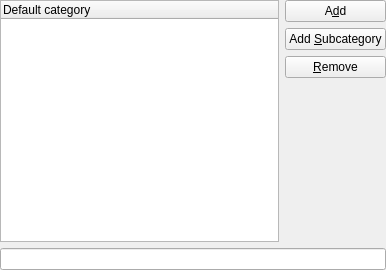
KDE/kdepim-runtime, file libkdepim-copy/categoryeditdialog_base.ui: the form before one commit.
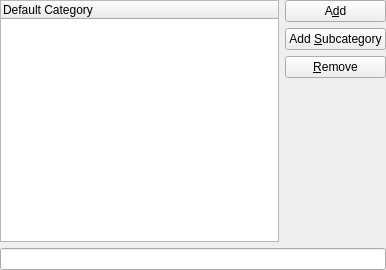
The form after the commit. Custom widgets are drawn as their Qt base class.

Patch:
```diff
--- a/libkdepim-copy/categoryeditdialog_base.ui
+++ b/libkdepim-copy/categoryeditdialog_base.ui
@@ -125,7 +125,7 @@
      </property>
      <column>
       <property name="text" >
-       <string>Default category</string>
+       <string>Default Category</string>
       </property>
      </column>
     </widget>
```
